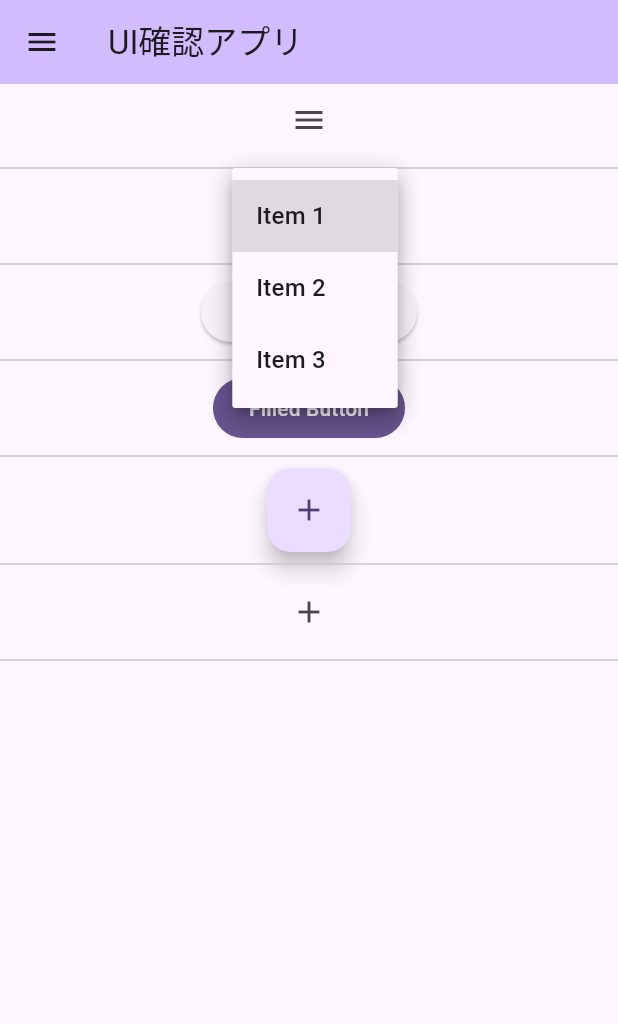
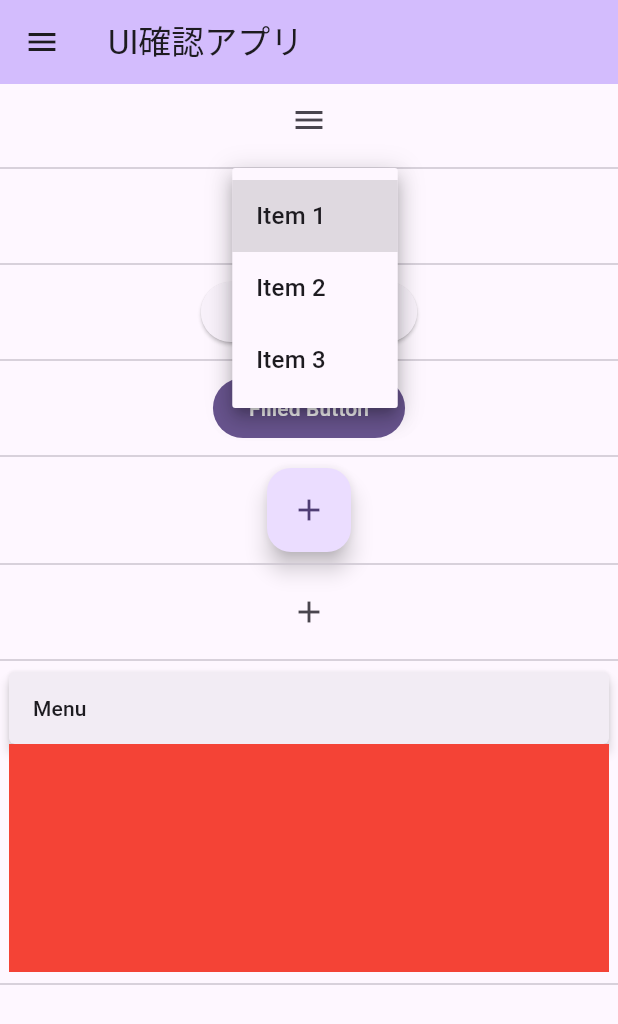
Before and after one commit to otaku1123/flutter-sample-ui, a Flutter app: the screen it shows after launch, after a tap on "Item 1", on a phone screen of 412 x 824 dp. Shown: the top 1024 px of the screen. Run offline on Flutter 3.47's test engine with Material 3 defaults, Android fonts, the light colour scheme and no system bars.

Commit message:
MenuButtonを表示する

```diff
--- a/lib/main.dart
+++ b/lib/main.dart
@@ -4,6 +4,7 @@ import 'package:sample_ui_app/widgets/elevatedbutton_widget.dart';
 import 'package:sample_ui_app/widgets/filledbutton_widget.dart';
 import 'package:sample_ui_app/widgets/floatingactionbutton_widget.dart';
 import 'package:sample_ui_app/widgets/iconbutton_widget.dart';
+import 'package:sample_ui_app/widgets/menuitembutton_widget.dart';
 
 import 'widgets/drawerbutton_widget.dart';
 
@@ -47,7 +48,8 @@ class _MyHomePageState extends State<MyHomePage> {
           child: Text('Drawer'),
         ),
       ),
-      body: const SingleChildScrollView(
+      body: const SafeArea(
+        child: SingleChildScrollView(
           child: Column(
             mainAxisAlignment: MainAxisAlignment.center,
             children: <Widget>[
@@ -63,7 +65,10 @@ class _MyHomePageState extends State<MyHomePage> {
               Divider(),
               IconButtonWidget(),
               Divider(),
+              MenuItemButtonWidget(),
+              Divider(),
             ],
+          ),
         ),
       ),
     );
--- /dev/null
+++ b/lib/widgets/menuitembutton_widget.dart
@@ -0,0 +1,149 @@
+import 'package:flutter/material.dart';
+
+class MenuItemButtonWidget extends StatelessWidget {
+  const MenuItemButtonWidget({super.key});
+
+  @override
+  Widget build(BuildContext context) {
+    return const SizedBox(
+      width: 400,
+      height: 200,
+      child: MyMenuBar(),
+    );
+  }
+}
+
+class MenuEntry {
+  const MenuEntry({required this.label, this.onPressed, this.menuChildren})
+      : assert(menuChildren == null || onPressed == null,
+            'onPressed is ignored if menuChildren are provided');
+  final String label;
+
+  final VoidCallback? onPressed;
+  final List<MenuEntry>? menuChildren;
+
+  static List<Widget> build(List<MenuEntry> selections) {
+    Widget buildSelection(MenuEntry selection) {
+      if (selection.menuChildren != null) {
+        return SubmenuButton(
+          menuChildren: MenuEntry.build(selection.menuChildren!),
+          child: Text(selection.label),
+        );
+      }
+      return MenuItemButton(
+        onPressed: selection.onPressed,
+        child: Text(selection.label),
+      );
+    }
+
+    return selections.map<Widget>(buildSelection).toList();
+  }
+}
+
+class MyMenuBar extends StatefulWidget {
+  const MyMenuBar({
+    super.key,
+  });
+
+  @override
+  State<MyMenuBar> createState() => _MyMenuBarState();
+}
+
+class _MyMenuBarState extends State<MyMenuBar> {
+  String? _lastSelection;
+
+  Color get backgroundColor => _backgroundColor;
+  Color _backgroundColor = Colors.red;
+  set backgroundColor(Color value) {
+    if (_backgroundColor != value) {
+      setState(() {
+        _backgroundColor = value;
+      });
+    }
+  }
+
+  bool get showingMessage => _showMessage;
+  bool _showMessage = false;
+  set showingMessage(bool value) {
+    if (_showMessage != value) {
+      setState(() {
+        _showMessage = value;
+      });
+    }
+  }
+
+  @override
+  Widget build(BuildContext context) {
+    return Column(
+      children: <Widget>[
+        Row(
+          mainAxisSize: MainAxisSize.min,
+          children: <Widget>[
+            Expanded(
+              child: MenuBar(
+                children: MenuEntry.build(_getMenus()),
+              ),
+            ),
+          ],
+        ),
+        Expanded(
+          child: Container(
+            alignment: Alignment.center,
+            color: backgroundColor,
+            child: Column(
+              mainAxisAlignment: MainAxisAlignment.center,
+              children: <Widget>[
+                Text(_lastSelection != null
+                    ? 'Last Selected: $_lastSelection'
+                    : ''),
+              ],
+            ),
+          ),
+        ),
+      ],
+    );
+  }
+
+  List<MenuEntry> _getMenus() {
+    final List<MenuEntry> result = <MenuEntry>[
+      MenuEntry(
+        label: 'Menu',
+        menuChildren: <MenuEntry>[
+          MenuEntry(
+            label: 'Background Color',
+            menuChildren: <MenuEntry>[
+              MenuEntry(
+                label: 'Red Background',
+                onPressed: () {
+                  setState(() {
+                    _lastSelection = 'Red Background';
+                    backgroundColor = Colors.red;
+                  });
+                },
+              ),
+              MenuEntry(
+                label: 'Green Background',
+                onPressed: () {
+                  setState(() {
+                    _lastSelection = 'Green Background';
+                    backgroundColor = Colors.green;
+                  });
+                },
+              ),
+              MenuEntry(
+                label: 'Blue Background',
+                onPressed: () {
+                  setState(() {
+                    _lastSelection = 'Blue Background';
+                    backgroundColor = Colors.blue;
+                  });
+                },
+              ),
+            ],
+          ),
+        ],
+      ),
+    ];
+    return result;
+  }
+}
```
Lines whose indentation alone changed are shown as unchanged.
